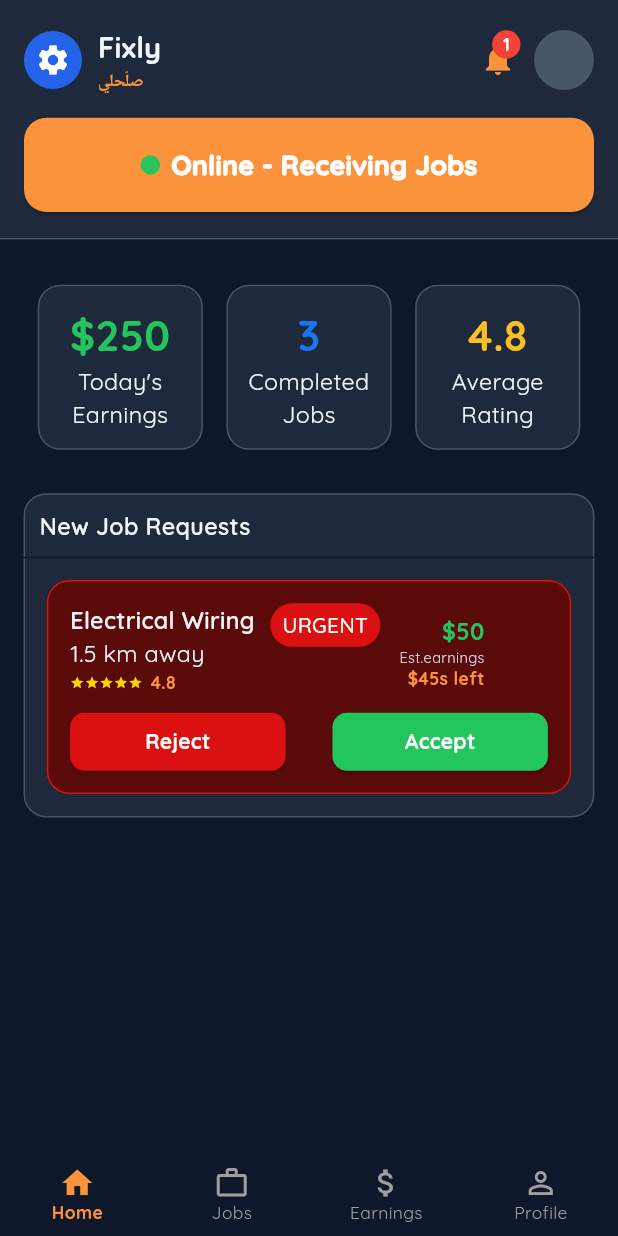
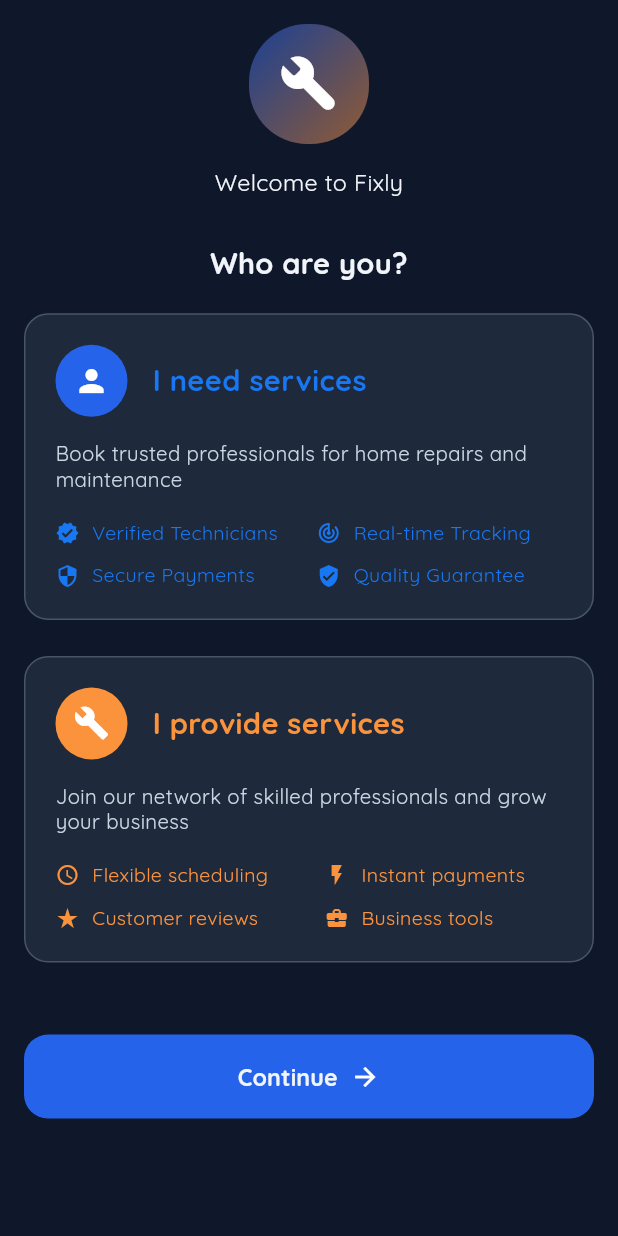
Before and after one commit to OmarHossam666/Fixly-App, a Flutter app: the screen it shows after launch, on a phone screen of 412 x 824 dp. Run offline on Flutter 3.47's test engine with Material 3 defaults, Android fonts, the light colour scheme and no system bars; our stand-ins replace dots_indicator, flutter_screenutil, go_router, lottie.

Commit message:
- added who are you screen in onboarding folder

```diff
--- /dev/null
+++ b/lib/features/onboarding/ui/who_are_you_screen.dart
@@ -0,0 +1,301 @@
+import 'package:fixly/core/constants/app_colors.dart';
+import 'package:fixly/core/constants/app_styles.dart';
+import 'package:fixly/core/helpers/spacing.dart';
+import 'package:fixly/core/widgets/surface_dark.dart';
+import 'package:fixly/features/onboarding/ui/widgets/feature_item.dart';
+import 'package:flutter/material.dart';
+import 'package:flutter_screenutil/flutter_screenutil.dart';
+
+class WhoAreYouScreen extends StatelessWidget {
+  const WhoAreYouScreen({super.key});
+
+  @override
+  Widget build(BuildContext context) {
+    return Scaffold(
+      backgroundColor: context.colors.background,
+      body: SafeArea(
+        child: Padding(
+          padding: EdgeInsets.all(16),
+          child: SingleChildScrollView(
+            child: Column(
+              children: [
+                Container(
+                  width: 80,
+                  height: 80,
+                  decoration: BoxDecoration(
+                    gradient: LinearGradient(
+                      begin: Alignment.topLeft,
+                      end: Alignment.bottomRight,
+                      colors: [
+                        context.colors.primary.withAlpha(140),
+                        context.colors.accent.withAlpha(140),
+                      ],
+                    ),
+                    borderRadius: BorderRadius.circular(40.r),
+                  ),
+                  child: Icon(
+                    Icons.build_rounded,
+                    color: Colors.white,
+                    size: 40,
+                  ),
+                ),
+
+                verticalSpacing(15),
+
+                // Welcome title
+                Text(
+                  'Welcome to Fixly',
+                  style: context.textStyles.bodyText,
+                  textAlign: TextAlign.center,
+                ),
+
+                verticalSpacing(30),
+
+                // Subtitle
+                Text(
+                  'Who are you?',
+                  style: context.textStyles.bodyTextBold.copyWith(
+                    fontSize: 20.sp,
+                  ),
+                  textAlign: TextAlign.center,
+                ),
+
+                verticalSpacing(20),
+
+                // "I need services" card
+                SurfaceDark(
+                  borderColorAll: true,
+                  borderRadiusAll: true,
+                  allRadius: 16,
+                  padding: EdgeInsets.all(20),
+                  margin: EdgeInsets.only(bottom: 24),
+                  child: Column(
+                    crossAxisAlignment: CrossAxisAlignment.start,
+                    children: [
+                      Row(
+                        children: [
+                          Container(
+                            width: 48,
+                            height: 48,
+                            decoration: BoxDecoration(
+                              color: context.colors.primary,
+                              borderRadius: BorderRadius.circular(24),
+                            ),
+                            child: Icon(
+                              Icons.person,
+                              color: Colors.white,
+                              size: 24,
+                            ),
+                          ),
+                          horizontalSpacing(16),
+                          Expanded(
+                            child: Text(
+                              'I need services',
+                              style: context.textStyles.bodyTextBold.copyWith(
+                                fontSize: 20.sp,
+                                color: context.colors.facebook,
+                              ),
+                            ),
+                          ),
+                        ],
+                      ),
+
+                      verticalSpacing(16),
+
+                      Text(
+                        'Book trusted professionals for home repairs and maintenance',
+                        style: context.textStyles.bodyTextSmall,
+                      ),
+
+                      verticalSpacing(20),
+
+                      // Features grid
+                      Row(
+                        children: [
+                          Expanded(
+                            child: Column(
+                              crossAxisAlignment: CrossAxisAlignment.start,
+                              children: [
+                                FeatureItem(
+                                  icon: Icons.verified,
+                                  text: 'Verified Technicians',
+                                  context: context,
+                                  color: context.colors.facebook,
+                                ),
+                                verticalSpacing(12),
+                                FeatureItem(
+                                  icon: Icons.security,
+                                  text: 'Secure Payments',
+                                  context: context,
+                                  color: context.colors.facebook,
+                                ),
+                              ],
+                            ),
+                          ),
+                          horizontalSpacing(10),
+                          Expanded(
+                            child: Column(
+                              crossAxisAlignment: CrossAxisAlignment.start,
+                              children: [
+                                FeatureItem(
+                                  icon: Icons.track_changes,
+                                  text: 'Real-time Tracking',
+                                  context: context,
+                                  color: context.colors.facebook,
+                                ),
+                                verticalSpacing(12),
+                                FeatureItem(
+                                  icon: Icons.verified_user,
+                                  text: 'Quality Guarantee',
+                                  context: context,
+                                  color: context.colors.facebook,
+                                ),
+                              ],
+                            ),
+                          ),
+                        ],
+                      ),
+                    ],
+                  ),
+                ),
+
+                // "I provide services" card
+                SurfaceDark(
+                  borderColorAll: true,
+                  borderRadiusAll: true,
+                  allRadius: 16,
+                  padding: EdgeInsets.all(20),
+                  margin: EdgeInsets.only(bottom: 48),
+                  child: Column(
+                    crossAxisAlignment: CrossAxisAlignment.start,
+                    children: [
+                      Row(
+                        children: [
+                          Container(
+                            width: 48,
+                            height: 48,
+                            decoration: BoxDecoration(
+                              color: context.colors.accent,
+                              borderRadius: BorderRadius.circular(24),
+                            ),
+                            child: Icon(
+                              Icons.build,
+                              color: context.colors.textOnAccent,
+                              size: 24,
+                            ),
+                          ),
+                          horizontalSpacing(16),
+                          Expanded(
+                            child: Text(
+                              'I provide services',
+                              style: context.textStyles.bodyTextBold.copyWith(
+                                fontSize: 20.sp,
+                                color: context.colors.accent,
+                              ),
+                            ),
+                          ),
+                        ],
+                      ),
+
+                      verticalSpacing(16),
+
+                      Text(
+                        'Join our network of skilled professionals and grow your business',
+                        style: context.textStyles.bodyTextSmall,
+                      ),
+
+                      verticalSpacing(20),
+
+                      // Features grid
+                      Row(
+                        children: [
+                          Expanded(
+                            child: Column(
+                              crossAxisAlignment: CrossAxisAlignment.start,
+                              children: [
+                                FeatureItem(
+                                  icon: Icons.schedule,
+                                  text: 'Flexible scheduling',
+                                  context: context,
+                                  color: context.colors.accent,
+                                ),
+                                verticalSpacing(12),
+                                FeatureItem(
+                                  icon: Icons.star_rate,
+                                  text: 'Customer reviews',
+                                  color: context.colors.accent,
+                                  context: context,
+                                ),
+                              ],
+                            ),
+                          ),
+                          horizontalSpacing(20),
+                          Expanded(
+                            child: Column(
+                              crossAxisAlignment: CrossAxisAlignment.start,
+                              children: [
+                                FeatureItem(
+                                  icon: Icons.flash_on,
+                                  text: 'Instant payments',
+                                  context: context,
+                                  color: context.colors.accent,
+                                ),
+                                verticalSpacing(12),
+                                FeatureItem(
+                                  icon: Icons.business_center,
+                                  text: 'Business tools',
+                                  context: context,
+                                  color: context.colors.accent,
+                                ),
+                              ],
+                            ),
+                          ),
+                        ],
+                      ),
+                    ],
+                  ),
+                ),
+
+                // Continue button
+                SizedBox(
+                  width: double.infinity,
+                  height: 56,
+                  child: ElevatedButton(
+                    onPressed: () {},
+                    style: ElevatedButton.styleFrom(
+                      backgroundColor: context.colors.primary,
+                      foregroundColor: Colors.white,
+                      elevation: 0,
+                      shape: RoundedRectangleBorder(
+                        borderRadius: BorderRadius.circular(16),
+                      ),
+                    ),
+                    child: Row(
+                      mainAxisAlignment: MainAxisAlignment.center,
+                      children: [
+                        Text(
+                          'Continue',
+                          style: context.textStyles.bodyTextBold,
+                        ),
+                        horizontalSpacing(8),
+                        Icon(
+                          Icons.arrow_forward,
+                          color: Colors.white,
+                          size: 20,
+                        ),
+                      ],
+                    ),
+                  ),
+                ),
+
+                verticalSpacing(24),
+
+                // Bottom text
+              ],
+            ),
+          ),
+        ),
+      ),
+    );
+  }
+}
--- /dev/null
+++ b/lib/features/onboarding/ui/widgets/feature_item.dart
@@ -0,0 +1,37 @@
+import 'package:fixly/core/constants/app_styles.dart';
+import 'package:fixly/core/helpers/spacing.dart';
+import 'package:flutter/material.dart';
+
+class FeatureItem extends StatelessWidget {
+  final IconData icon;
+  final String text;
+  final BuildContext context;
+  final Color color;
+
+  const FeatureItem({
+    super.key,
+    required this.icon,
+    required this.text,
+    required this.context,
+    required this.color,
+  });
+
+  @override
+  Widget build(BuildContext context) {
+    return Row(
+      children: [
+        Icon(icon, size: 16, color: color),
+        horizontalSpacing(8),
+        Expanded(
+          child: Text(
+            text,
+            style: context.textStyles.bodyTextSmall.copyWith(
+              color: color,
+              fontSize: 13,
+            ),
+          ),
+        ),
+      ],
+    );
+  }
+}
--- a/lib/fixly_app.dart
+++ b/lib/fixly_app.dart
@@ -1,6 +1,7 @@
 import 'package:fixly/core/constants/app_theme.dart';
 import 'package:fixly/core/routing/routers/customer_router_config.dart';
 import 'package:fixly/core/routing/routers/technician_router.dart';
+import 'package:fixly/features/onboarding/ui/who_are_you_screen.dart';
 import 'package:flutter/material.dart';
 import 'package:flutter_screenutil/flutter_screenutil.dart';
 
@@ -14,12 +15,12 @@
       minTextAdapt: true,
       splitScreenMode: true,
       builder: (context, child) {
-        return MaterialApp.router(
-          routerConfig: TechnicianRouter.router,
+        return MaterialApp(
           debugShowCheckedModeBanner: false,
           theme: AppTheme.light,
           darkTheme: AppTheme.dark,
           themeMode: ThemeMode.dark,
+          home: const WhoAreYouScreen(),
         );
       },
     );
```
